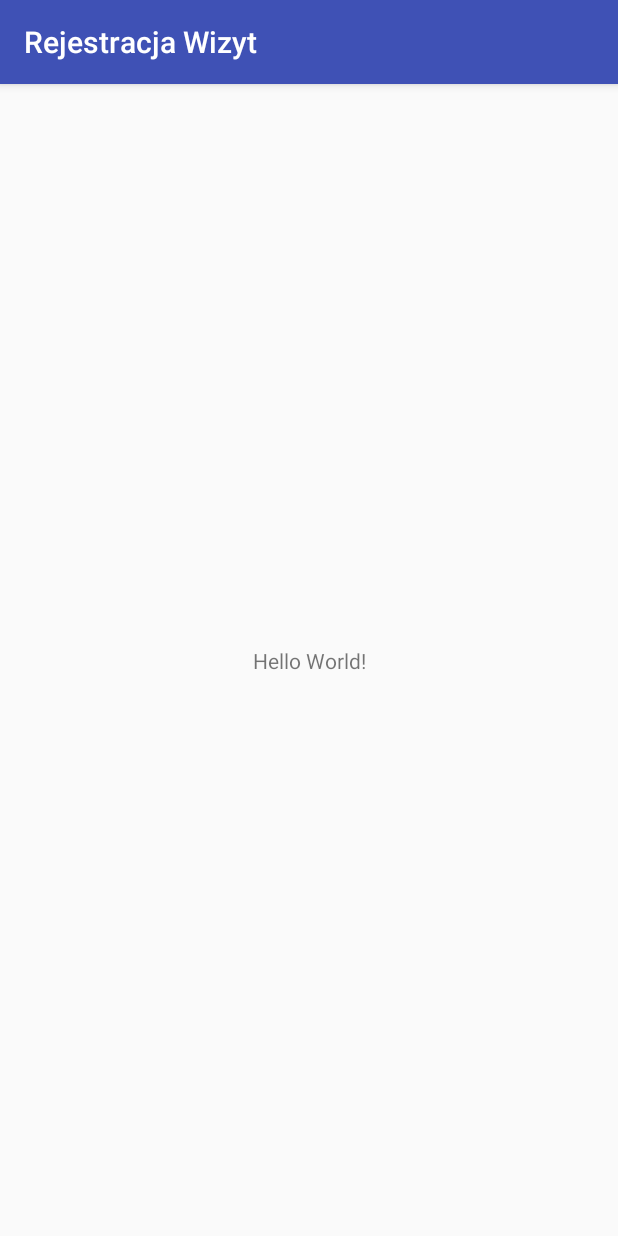
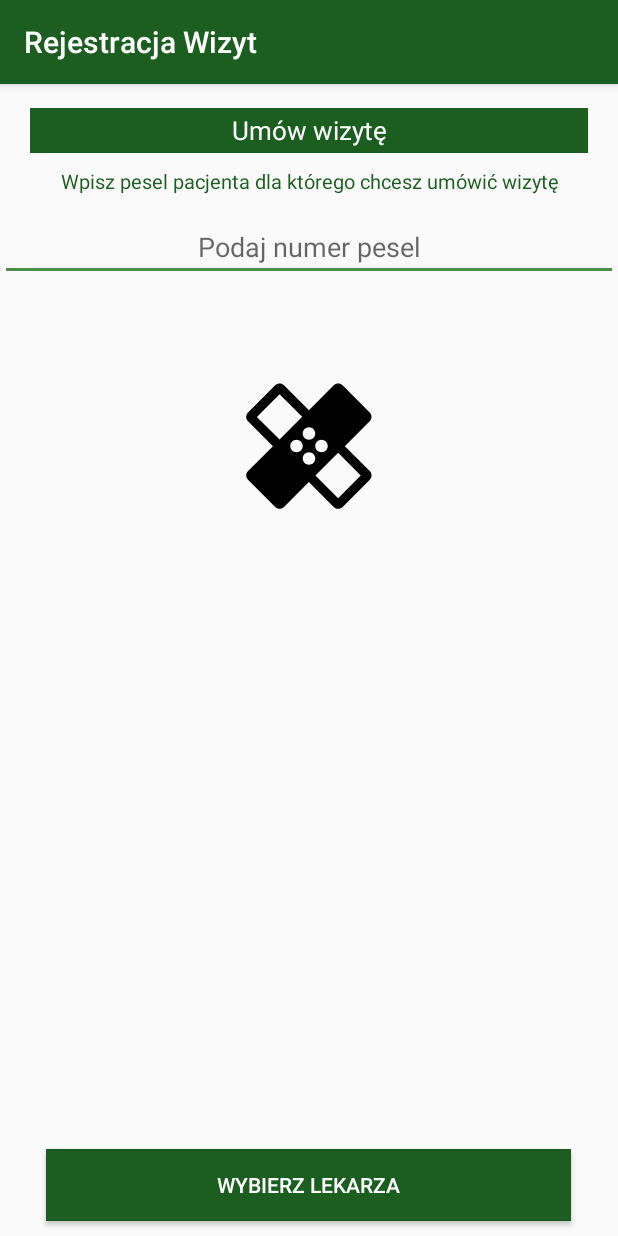
Before and after one commit to agniedom/Rejestracja-Wizyt, an Android app: the screen it shows after launch (MainActivity), on a phone screen of 412 x 824 dp. Run offline under Robolectric (Android 15) with nearby library versions, the phone set to English and light mode, and no system bars.

Commit message:
gotowy widok 1

```diff
--- a/app/build.gradle
+++ b/app/build.gradle
@@ -1,11 +1,11 @@
 apply plugin: 'com.android.application'
 
 android {
-    compileSdkVersion 26
+    compileSdkVersion 27
     defaultConfig {
         applicationId "com.example.student.rejestracjawizyt"
         minSdkVersion 22
-        targetSdkVersion 26
+        targetSdkVersion 27
         versionCode 1
         versionName "1.0"
         testInstrumentationRunner "android.support.test.runner.AndroidJUnitRunner"
@@ -18,11 +18,22 @@ android {
     }
 }
 
+repositories {
+    mavenCentral()
+    google()
+}
+
+
 dependencies {
     implementation fileTree(dir: 'libs', include: ['*.jar'])
-    implementation 'com.android.support:appcompat-v7:26.1.0'
+    implementation 'com.android.support:appcompat-v7:27.0.2'
+    implementation 'com.android.support:recyclerview-v7:27.0.2'
     implementation 'com.android.support.constraint:constraint-layout:1.0.2'
     testImplementation 'junit:junit:4.12'
     androidTestImplementation 'com.android.support.test:runner:1.0.1'
     androidTestImplementation 'com.android.support.test.espresso:espresso-core:3.0.1'
+    implementation 'com.jakewharton:butterknife:8.8.1'
+    annotationProcessor 'com.jakewharton:butterknife-compiler:8.8.1'
+    implementation 'com.github.bumptech.glide:glide:4.4.0'
+    annotationProcessor 'com.github.bumptech.glide:compiler:4.4.0'
 }
--- /dev/null
+++ b/app/src/main/res/drawable/ic_healing_black_24dp.xml
@@ -0,0 +1,9 @@
+<vector xmlns:android="http://schemas.android.com/apk/res/android"
+        android:width="24dp"
+        android:height="24dp"
+        android:viewportWidth="24.0"
+        android:viewportHeight="24.0">
+    <path
+        android:fillColor="#FF000000"
+        android:pathData="M17.73,12.02l3.98,-3.98c0.39,-0.39 0.39,-1.02 0,-1.41l-4.34,-4.34c-0.39,-0.39 -1.02,-0.39 -1.41,0l-3.98,3.98L8,2.29C7.8,2.1 7.55,2 7.29,2c-0.25,0 -0.51,0.1 -0.7,0.29L2.25,6.63c-0.39,0.39 -0.39,1.02 0,1.41l3.98,3.98L2.25,16c-0.39,0.39 -0.39,1.02 0,1.41l4.34,4.34c0.39,0.39 1.02,0.39 1.41,0l3.98,-3.98 3.98,3.98c0.2,0.2 0.45,0.29 0.71,0.29 0.26,0 0.51,-0.1 0.71,-0.29l4.34,-4.34c0.39,-0.39 0.39,-1.02 0,-1.41l-3.99,-3.98zM12,9c0.55,0 1,0.45 1,1s-0.45,1 -1,1 -1,-0.45 -1,-1 0.45,-1 1,-1zM7.29,10.96L3.66,7.34l3.63,-3.63 3.62,3.62 -3.62,3.63zM10,13c-0.55,0 -1,-0.45 -1,-1s0.45,-1 1,-1 1,0.45 1,1 -0.45,1 -1,1zM12,15c-0.55,0 -1,-0.45 -1,-1s0.45,-1 1,-1 1,0.45 1,1 -0.45,1 -1,1zM14,11c0.55,0 1,0.45 1,1s-0.45,1 -1,1 -1,-0.45 -1,-1 0.45,-1 1,-1zM16.66,20.34l-3.63,-3.62 3.63,-3.63 3.62,3.62 -3.62,3.63z"/>
+</vector>
--- a/app/src/main/res/layout/activity_main.xml
+++ b/app/src/main/res/layout/activity_main.xml
@@ -1,5 +1,5 @@
 <?xml version="1.0" encoding="utf-8"?>
-<android.support.constraint.ConstraintLayout xmlns:android="http://schemas.android.com/apk/res/android"
+<RelativeLayout xmlns:android="http://schemas.android.com/apk/res/android"
     xmlns:app="http://schemas.android.com/apk/res-auto"
     xmlns:tools="http://schemas.android.com/tools"
     android:layout_width="match_parent"
@@ -7,12 +7,72 @@
     tools:context="com.example.student.rejestracjawizyt.MainActivity">
 
     <TextView
-        android:layout_width="wrap_content"
+        android:id="@+id/txtumow"
+        android:layout_width="match_parent"
+        android:layout_height="30dp"
+        android:layout_alignParentEnd="true"
+        android:layout_alignParentTop="true"
+        android:layout_marginTop="16dp"
+        android:layout_marginRight="20dp"
+        android:layout_marginLeft="20dp"
+        android:background="@color/colorPrimary"
+        android:gravity="center"
+        android:text="Umów wizytę"
+        android:textSize="17sp"
+        android:textColor="@android:color/white" />
+
+    <TextView
+        android:id="@+id/txtdlugitekst"
+        android:layout_width="match_parent"
+        android:layout_height="30dp"
+        android:layout_alignParentEnd="true"
+        android:layout_alignParentTop="true"
+        android:layout_marginTop="50dp"
+        android:layout_marginRight="20dp"
+        android:layout_marginLeft="20dp"
+        android:gravity="center"
+        android:layout_below="@+id/txtumow"
+        android:text="Wpisz pesel pacjenta dla którego chcesz umówić wizytę"
+        android:textSize="13sp"
+        android:textColor="@color/colorPrimary" />
+
+    <EditText
+        android:id="@+id/txt_edittext"
+        android:layout_width="match_parent"
         android:layout_height="wrap_content"
-        android:text="Hello World!"
-        app:layout_constraintBottom_toBottomOf="parent"
-        app:layout_constraintLeft_toLeftOf="parent"
-        app:layout_constraintRight_toRightOf="parent"
-        app:layout_constraintTop_toTopOf="parent" />
+        android:textColor="@color/colorPrimary"
+        android:layout_marginTop="40dp"
+        android:layout_below="@+id/txtumow"
+        android:hint="Podaj numer pesel"
+        android:gravity="center"
+        />
 
-</android.support.constraint.ConstraintLayout>
+    <ImageView
+        android:id="@+id/obraz"
+        android:layout_width="100dp"
+        android:layout_height="100dp"
+        android:src="@drawable/ic_healing_black_24dp"
+        android:layout_below="@+id/txt_edittext"
+        android:layout_marginTop="60dp"
+        android:layout_centerHorizontal="true"
+        />
+
+    <Button
+        android:id="@+id/btn_wybierzLekarza"
+        android:layout_width="350dp"
+        android:layout_height="wrap_content"
+        android:background="@color/colorPrimary"
+        android:text="Wybierz Lekarza"
+        android:textColor="@android:color/white"
+        android:layout_marginTop="180dp"
+        android:layout_centerHorizontal="true"
+        android:layout_alignParentBottom="true"
+        android:layout_marginBottom="10dp"
+
+
+
+
+        />
+
+
+</RelativeLayout>
--- a/app/src/main/res/values/colors.xml
+++ b/app/src/main/res/values/colors.xml
@@ -1,6 +1,6 @@
 <?xml version="1.0" encoding="utf-8"?>
 <resources>
-    <color name="colorPrimary">#3F51B5</color>
-    <color name="colorPrimaryDark">#303F9F</color>
-    <color name="colorAccent">#FF4081</color>
+    <color name="colorPrimary">#1b5e20</color>
+    <color name="colorPrimaryDark">#003300</color>
+    <color name="colorAccent">#4c8c4a</color>
 </resources>
```
